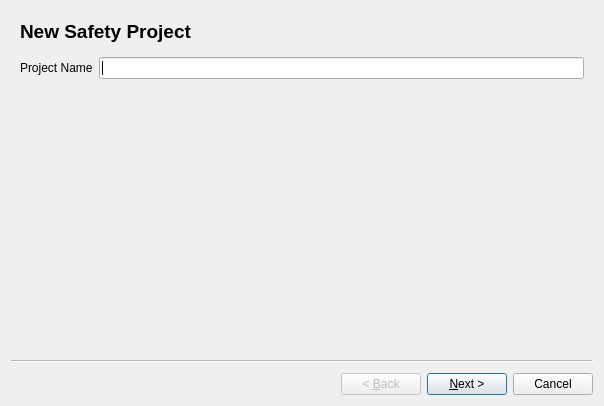
Qt form application/new_project.ui (santosfamilyfoundation/TrafficGUIs) before a commit.
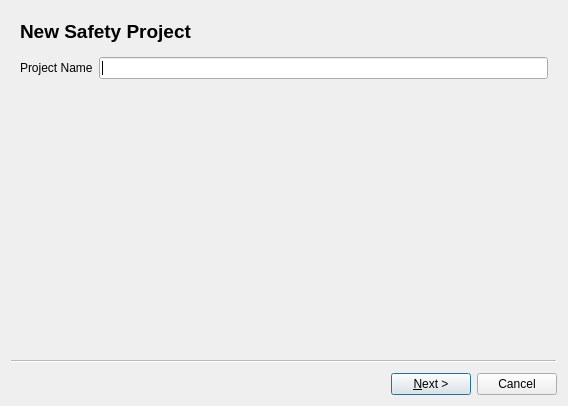
The same form after that commit.

Commit message: New project generation runs all the way through. Minor tweaks to follow.

What changed in the file:
```diff
--- a/application/new_project.ui
+++ b/application/new_project.ui
@@ -6,19 +6,25 @@
    <rect>
     <x>0</x>
     <y>0</y>
-    <width>604</width>
+    <width>568</width>
     <height>406</height>
    </rect>
   </property>
   <property name="windowTitle">
    <string>Create New Project</string>
   </property>
+  <property name="autoFillBackground">
+   <bool>false</bool>
+  </property>
   <property name="modal">
    <bool>true</bool>
   </property>
   <property name="wizardStyle">
    <enum>QWizard::ClassicStyle</enum>
   </property>
+  <property name="options">
+   <set>QWizard::NoBackButtonOnLastPage|QWizard::NoBackButtonOnStartPage</set>
+  </property>
   <widget class="QWizardPage" name="newp_p1">
    <layout class="QVBoxLayout" name="verticalLayout">
     <item>
```
Left out of the diff: 49 changed lines with no effect on the pictures. The commit also changes 7 other files.
